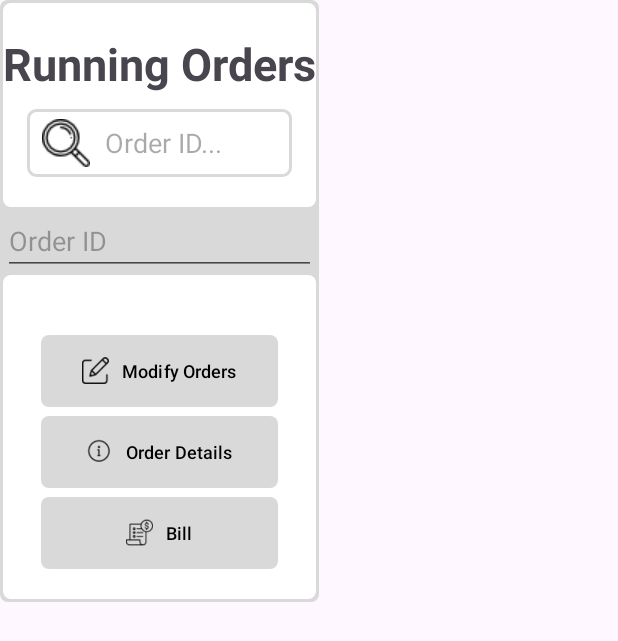
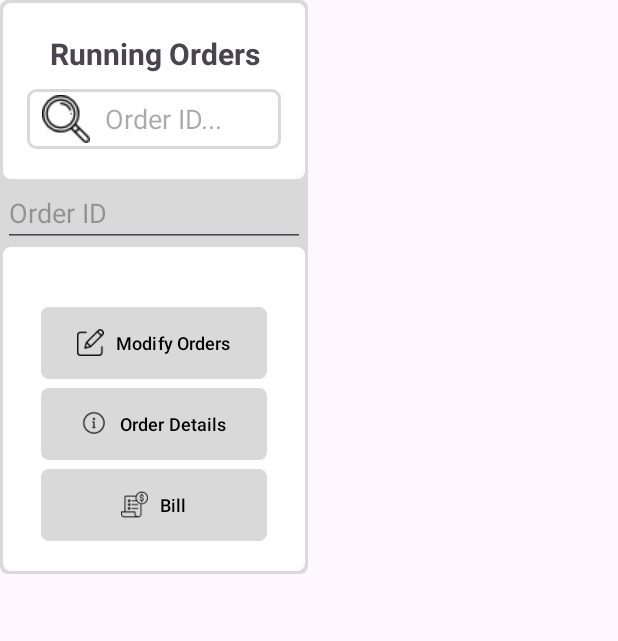
Before and after one commit to nickssilver/WaiterApp, an Android app: the layout running_orders.xml on its own in the app's theme, with its tools: preview values and no code run, on a phone screen of 412 x 824 dp. Shown: the top 641 px of the screen. Run offline under Robolectric (Android 15) with nearby library versions, the light colour scheme and no system bars.

Commit message:
JDk Config and Patch update

```diff
--- a/app/src/main/res/layout/running_orders.xml
+++ b/app/src/main/res/layout/running_orders.xml
@@ -24,14 +24,14 @@
             android:layout_width="match_parent"
             android:layout_height="wrap_content"
             android:text="Running Orders"
-            android:textSize="30sp"
+            android:textSize="20sp"
             android:textStyle="bold"
             android:gravity="center"/>
 
         <EditText
             android:id="@+id/search_bar"
             android:layout_width="match_parent"
-            android:layout_height="45dp"
+            android:layout_height="40dp"
             android:layout_marginTop="10dp"
             android:layout_marginStart="16dp"
             android:layout_marginEnd="16dp"
```
